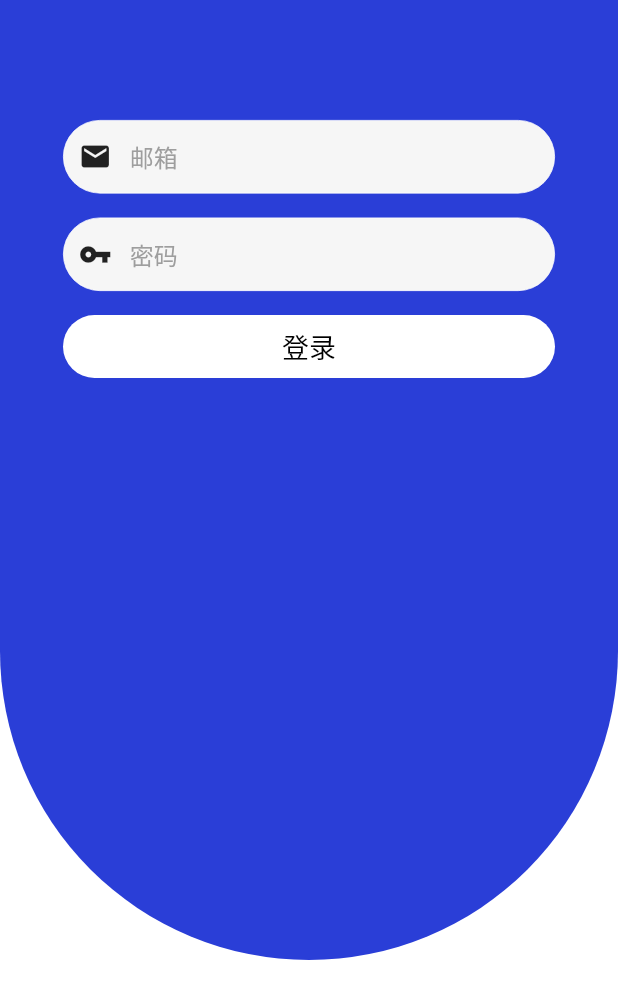
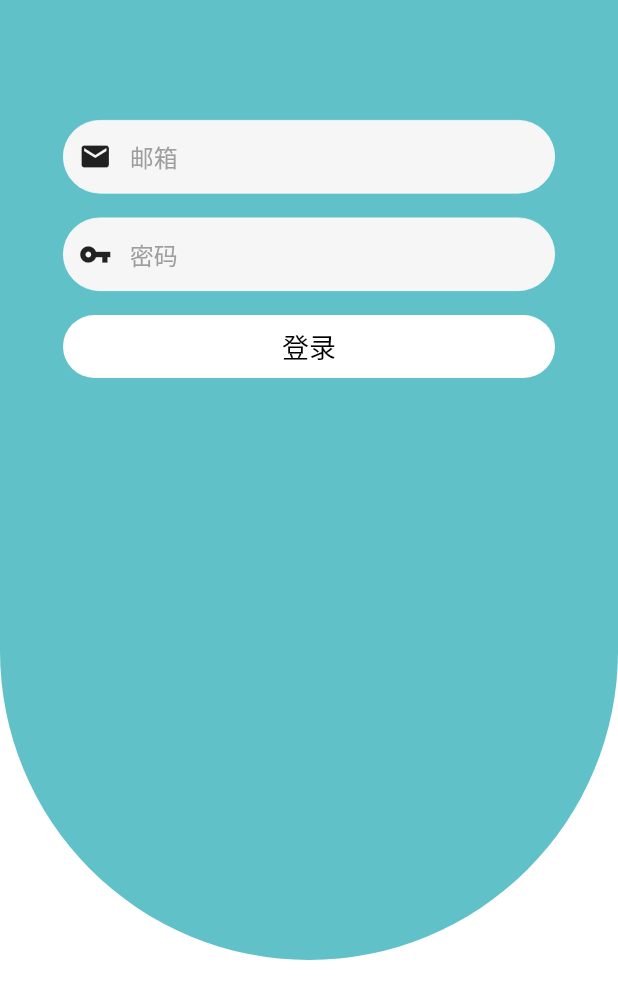
Before and after one commit to dushiling/flutter_ui_tool, a Flutter app: the SlidingLoginPage screen opened directly, on a phone screen of 412 x 824 dp. Shown: the top 999 px of the screen. Run offline on Flutter 3.47's test engine with Material 2 defaults, Android fonts, the phone set to English and light mode, and no system bars; our stand-ins replace azlistview, cached_network_image, convex_bottom_bar, device_info, dio, fancy_bottom_navigation and 16 more; missing offline and left inert: clippy_flutter, common_utils, flutter_pickers, image_picker_for_web, lpinyin, shared_preferences_web and 1 more; network calls fail.

```diff
--- a/lib/test_page/LoginPage/login1/login_page.dart
+++ b/lib/test_page/LoginPage/login1/login_page.dart
@@ -68,7 +68,7 @@ class _LoginPageState extends State<PasswordLoginPage> {
   @override
   Widget build(BuildContext context) {
     return Scaffold(
-        appBar: SLAppBarWidget(title:'',leadingWidget: CloseButton(),backgroundColor: Theme.of(context).scaffoldBackgroundColor ,actions: <Widget>[
+        appBar: SLAppBarWidget(title:'',leadingWidget: CloseButton(),backgroundColor: Theme.of(context).scaffoldBackgroundColor ,iconTheme: IconThemeData(color: Colors.black), actions: <Widget>[
           Padding(
             padding: EdgeInsets.fromLTRB(0, 10, 10, 10),
             child: FlatButton(
--- a/lib/test_page/LoginPage/login1/quickly_login_page.dart
+++ b/lib/test_page/LoginPage/login1/quickly_login_page.dart
@@ -60,7 +60,7 @@ class _QuicklyLoginPageState extends State<QuicklyLoginPage> {
   @override
   Widget build(BuildContext context) {
     return Scaffold(
-        appBar: SLAppBarWidget(title:'',leadingWidget: CloseButton(),backgroundColor: Theme.of(context).scaffoldBackgroundColor),
+        appBar: SLAppBarWidget(title:'',leadingWidget: CloseButton(),backgroundColor: Theme.of(context).scaffoldBackgroundColor,iconTheme: IconThemeData(color: Colors.black)),
         body: SingleChildScrollView(
             padding:
             const EdgeInsets.only(left: 16.0, right: 16.0, top: 20.0),
--- a/lib/test_page/LoginPage/login1/register_page.dart
+++ b/lib/test_page/LoginPage/login1/register_page.dart
@@ -74,7 +74,7 @@ class _RegisterPageState extends State<RegisterPage> {
   @override
   Widget build(BuildContext context) {
     return Scaffold(
-        appBar: SLAppBarWidget(title:'',backgroundColor: Theme.of(context).scaffoldBackgroundColor),
+        appBar: SLAppBarWidget(title:'',backgroundColor: Theme.of(context).scaffoldBackgroundColor,iconTheme: IconThemeData(color: Colors.black)),
         body: SingleChildScrollView(
             padding:
             const EdgeInsets.only(left: 16.0, right: 16.0, top: 20.0),
--- a/lib/test_page/LoginPage/login1/reset_password_page.dart
+++ b/lib/test_page/LoginPage/login1/reset_password_page.dart
@@ -73,7 +73,7 @@ class _ResetPasswordPageState extends State<ResetPasswordPage> {
   @override
   Widget build(BuildContext context) {
     return Scaffold(
-        appBar: SLAppBarWidget(title:'',backgroundColor: Theme.of(context).scaffoldBackgroundColor),
+        appBar: SLAppBarWidget(title:'',backgroundColor: Theme.of(context).scaffoldBackgroundColor,iconTheme: IconThemeData(color: Colors.black)),
         body: SingleChildScrollView(
             padding:
             const EdgeInsets.only(left: 16.0, right: 16.0, top: 20.0),
--- a/lib/test_page/LoginPage/login2/sliding_login.dart
+++ b/lib/test_page/LoginPage/login2/sliding_login.dart
@@ -1,5 +1,6 @@
 import 'package:flutter/material.dart';
 import 'package:flutter_ui_tool/config/enum.dart';
+import 'package:flutter_ui_tool/utils/color_util.dart';
 import 'package:flutter_ui_tool/utils/size_util.dart';
 import 'package:flutter_ui_tool/utils/tost_util.dart';
 import 'package:flutter_ui_tool/widgets/button.dart';
@@ -92,7 +93,7 @@ class _SlidingLoginPageState extends State<SlidingLoginPage>
                     style: TextStyle(
                       fontSize: 32,
                       fontWeight: FontWeight.bold,
-                      color: Color(0XFF2a3ed7),
+                      color: ColorsV.primaryColor,
                     ),
                   ),
                 ),
@@ -114,7 +115,7 @@ class _SlidingLoginPageState extends State<SlidingLoginPage>
             width: double.infinity,
             height: SizeUtil.width / 2,
             decoration: BoxDecoration(
-              color: Color(0xFF2A3ED7),
+              color: ColorsV.primaryColor,
               borderRadius: BorderRadius.only(
                 bottomLeft: Radius.circular(SizeUtil.width / 2),
                 bottomRight: Radius.circular(SizeUtil.width / 2),
@@ -146,7 +147,7 @@ class _SlidingLoginPageState extends State<SlidingLoginPage>
         SlideTransition(
           position: _slideAnimation,
           child: Container(
-            color: Color(0xFF2A3ED7),
+            color: ColorsV.primaryColor,
             padding: EdgeInsets.only(top: 80, left: 42, right: 42),
             width: double.infinity,
             height: _defaultMargin,
@@ -196,7 +197,7 @@ class _SlidingLoginPageState extends State<SlidingLoginPage>
             style: TextStyle(
               fontSize: 32,
               fontWeight: FontWeight.bold,
-              color: Color(0XFF2a3ed7),
+              color: ColorsV.primaryColor,
             ),
           ),
           SizedBox(height: 40),
@@ -228,7 +229,7 @@ class _SlidingLoginPageState extends State<SlidingLoginPage>
             child: Text('注册'.toUpperCase(),
                 style: TextStyle(fontSize: 18)),
             textColor: Colors.white,
-            color: Color(0xFF2A3ED7),
+            color: ColorsV.primaryColor,
               halfRadius: true
           )
         ],
```
Also changed, not shown: lib/test_page/Sliver/sliver.dart (+12 -11 lines), 1 other file.
